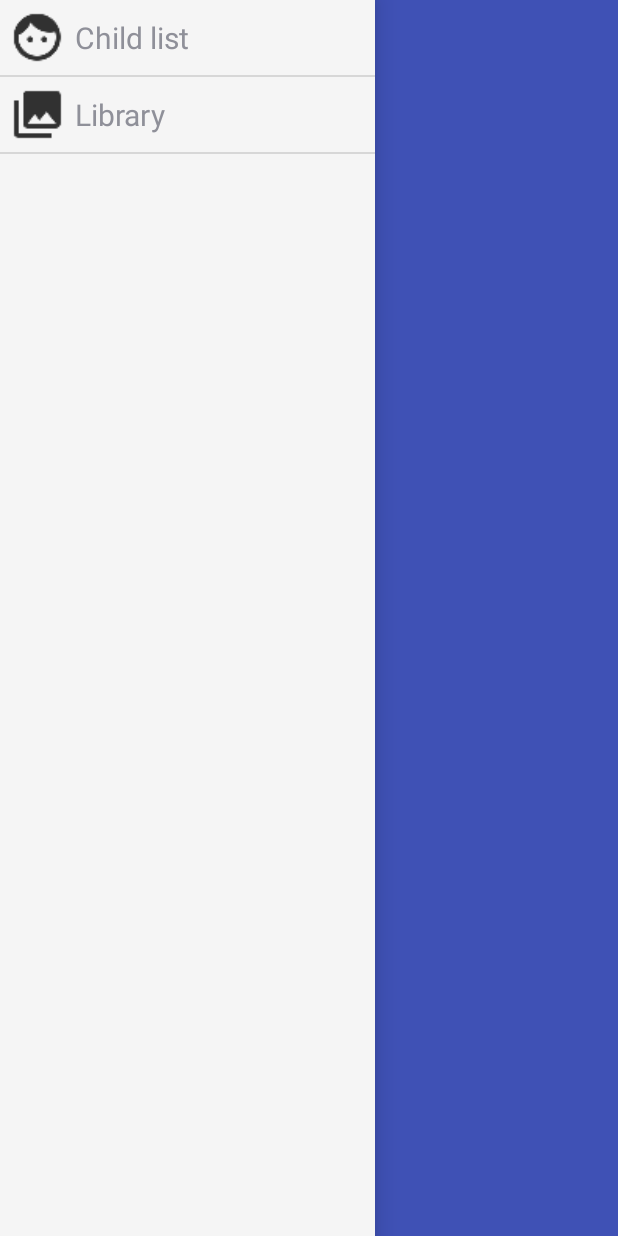
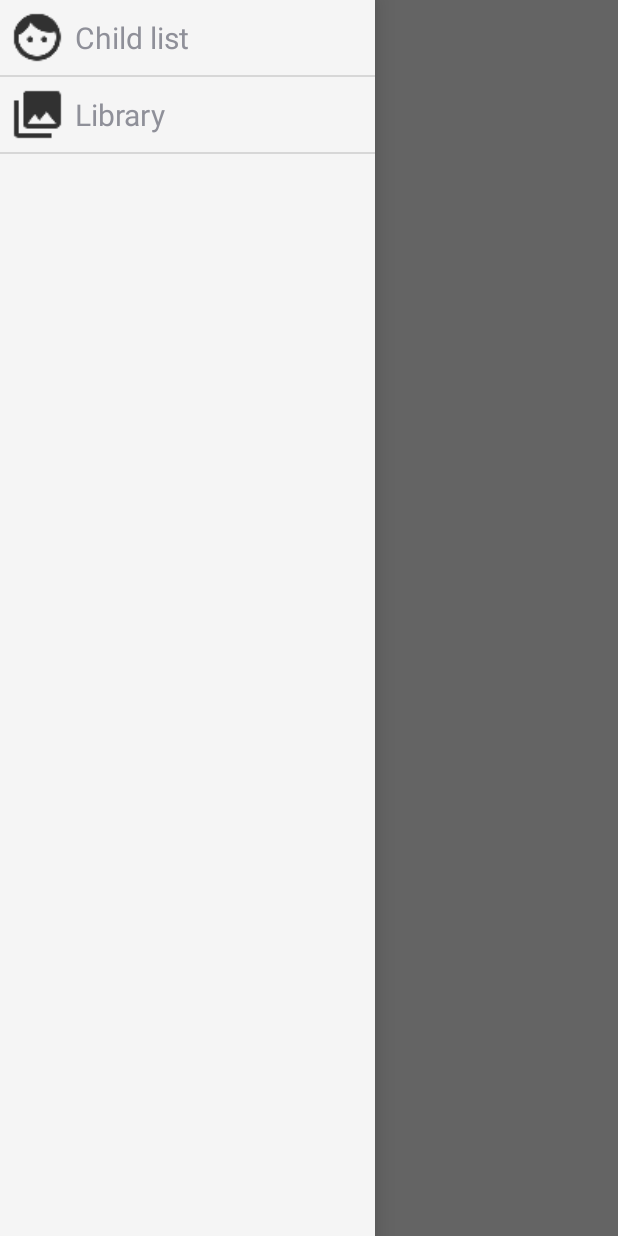
Before and after one commit to Adaok/ComAutis, an Android app: the screen it shows after launch (BaseActivity), with the side drawer open, on a phone screen of 412 x 824 dp. Run offline under Robolectric (Android 15) with nearby library versions, the phone set to English and light mode, and no system bars.

Commit message:
fix blue screen

```diff
--- a/ComAutis/app/src/main/java/com/lpiem_lyon1/comautis/BaseActivity.java
+++ b/ComAutis/app/src/main/java/com/lpiem_lyon1/comautis/BaseActivity.java
@@ -24,8 +24,6 @@ public class BaseActivity extends AppCompatActivity {
     protected void onCreate(Bundle savedInstanceState) {
         super.onCreate(savedInstanceState);
         setContentView(R.layout.activity_base);
-        Toolbar toolbar = (Toolbar) findViewById(R.id.toolbar);
-        setSupportActionBar(toolbar);
         mContext = getBaseContext();
 
         //Find items in layout
--- a/ComAutis/app/src/main/res/layout/activity_base.xml
+++ b/ComAutis/app/src/main/res/layout/activity_base.xml
@@ -3,27 +3,11 @@
     android:id="@+id/drawer_layout"
     xmlns:android="http://schemas.android.com/apk/res/android"
     android:layout_width="match_parent"
-    android:layout_height="match_parent"
-    xmlns:app="http://schemas.android.com/apk/res-auto">
-
-    <android.support.design.widget.AppBarLayout
-        android:layout_width="match_parent"
-        android:layout_height="wrap_content"
-        android:theme="@style/AppTheme.AppBarOverlay">
-
-        <android.support.v7.widget.Toolbar
-            android:id="@+id/toolbar"
-            android:layout_width="match_parent"
-            android:layout_height="?attr/actionBarSize"
-            android:background="?attr/colorPrimary"
-            app:popupTheme="@style/AppTheme.PopupOverlay" />
-
-    </android.support.design.widget.AppBarLayout>
+    android:layout_height="match_parent">
 
     <FrameLayout
         android:layout_width="match_parent"
-        android:layout_height="match_parent"
-        android:background="@color/white"/>
+        android:layout_height="match_parent"/>
 
     <ListView android:id="@+id/list_view_drawer"
         android:layout_width="@dimen/drawer_width"
--- a/ComAutis/app/src/main/res/layout/content_base.xml
+++ b/ComAutis/app/src/main/res/layout/content_base.xml
@@ -1,6 +1,5 @@
 <?xml version="1.0" encoding="utf-8"?>
 <RelativeLayout xmlns:android="http://schemas.android.com/apk/res/android"
-    xmlns:app="http://schemas.android.com/apk/res-auto"
     xmlns:tools="http://schemas.android.com/tools"
     android:layout_width="match_parent"
     android:layout_height="match_parent"
@@ -8,7 +7,6 @@
     android:paddingLeft="@dimen/activity_horizontal_margin"
     android:paddingRight="@dimen/activity_horizontal_margin"
     android:paddingTop="@dimen/activity_vertical_margin"
-    app:layout_behavior="@string/appbar_scrolling_view_behavior"
     tools:context="com.lpiem_lyon1.comautis.BaseActivity"
     tools:showIn="@layout/activity_base">
 
--- a/ComAutis/app/src/main/res/layout/content_main.xml
+++ b/ComAutis/app/src/main/res/layout/content_main.xml
@@ -1,7 +1,6 @@
 <?xml version="1.0" encoding="utf-8"?>
 <RelativeLayout
     xmlns:android="http://schemas.android.com/apk/res/android"
-    xmlns:app="http://schemas.android.com/apk/res-auto"
     xmlns:tools="http://schemas.android.com/tools"
     android:layout_width="match_parent"
     android:layout_height="match_parent"
@@ -9,7 +8,6 @@
     android:paddingLeft="@dimen/activity_horizontal_margin"
     android:paddingRight="@dimen/activity_horizontal_margin"
     android:paddingTop="@dimen/activity_vertical_margin"
-    app:layout_behavior="@string/appbar_scrolling_view_behavior"
     tools:context="com.lpiem_lyon1.comautis.MainActivity"
     tools:showIn="@layout/activity_main">
 
```
